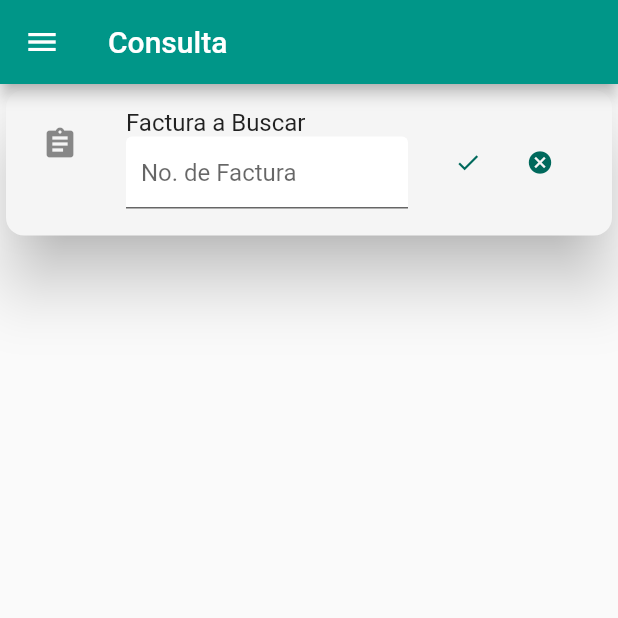
After one commit to cosetimx/factura, a Flutter app: the CunsultaView screen opened directly, on a phone screen of 412 x 824 dp, the top half of it. The commit adds this screen. Run offline on Flutter 3.47's test engine with Material 2 defaults, Android fonts, the phone set to English and light mode, and no system bars; our stand-ins replace fluttertoast; network calls fail; Roboto replaces fonts that are missing (Nunito).

Commit message:
10.10.50

```diff
--- /dev/null
+++ b/lib/buscador.dart
@@ -0,0 +1,330 @@
+import 'dart:core';
+import 'dart:io';
+
+import 'Globals.dart' as globals;
+import 'components/menu.component.dart';
+import 'package:fluttertoast/fluttertoast.dart';
+
+import 'login_page.dart';
+import 'dart:async' show Future, Timer;
+import 'dart:convert';
+import 'package:flutter/cupertino.dart';
+import 'package:flutter/material.dart';
+import 'package:flutter/painting.dart';
+import 'package:flutter/widgets.dart';
+import 'package:http/http.dart' as http;
+// import 'package:flutter_icons/flutter_icons.dart';
+
+String NOMBRE = "";
+
+// Login Data
+String passwd = globals.PASSWD;
+String USERLIS = globals.USERLIS;
+bool vacia = false;
+
+class Consulta {
+  String no_guia;
+  String status;
+  String accion;
+  String log;
+
+  Consulta({
+    required this.no_guia,
+    required this.status,
+    required this.accion,
+    required this.log,
+  });
+
+  factory Consulta.fromJson(Map<String, dynamic> parsedJson) {
+    return Consulta(
+        no_guia: parsedJson['no_guia'].toString(),
+        status: parsedJson['status'],
+        accion: parsedJson['accion'] ?? '',
+        log: parsedJson['log']);
+  }
+}
+
+class CunsultaView extends StatelessWidget {
+  static String tag = 'home-page';
+
+  @override
+  Widget build(BuildContext context) {
+    return Scaffold(
+      appBar: AppBar(
+        title: Text('Consulta',
+            style: TextStyle(
+              color: Colors.white,
+            )),
+      ),
+      drawer: XmobeMenu(),
+      body: Center(child: CunsultaMap()),
+    );
+  }
+}
+
+class CunsultaMap extends StatefulWidget {
+  State<CunsultaMap> createState() => CunsultaState();
+}
+
+class CunsultaState extends State<CunsultaMap> {
+  TextEditingController NoFact = TextEditingController(text: "");
+  TextEditingController controllerDescripcion = TextEditingController(text: "");
+  List<Consulta> Factura = [];
+
+  bool validdescripcion = false;
+  bool _isLoading = false;
+  bool cargado = false;
+
+  String factura = '';
+  HttpClient client = new HttpClient();
+  String descripcion = '';
+  String _Estatus = '';
+  @override
+  void initState() {
+    super.initState();
+  }
+
+  Future<void> _data(String factura) async {
+    _isLoading = true;
+    Factura = [];
+
+    String URLs =
+        "https://www.halcontracking.com/php/factura/consulta.php?fact=$factura";
+
+    print(URLs);
+    var response = await http.get(Uri.parse(URLs));
+
+    Map jsonResponse = json.decode(response.body);
+
+    print("Resultados $jsonResponse");
+    if (response.statusCode == 200) {
+      //   try {
+      if (jsonResponse['success'] == 1) {
+        Map<String, dynamic> datos = await jsonResponse['Result'];
+
+        Consulta factura = Consulta(
+            accion: jsonResponse['Result'][0]['accion'],
+            log: jsonResponse['Result'][0]['log'],
+            no_guia: jsonResponse['Result'][0]['no_guia'],
+            status: jsonResponse['Result'][0]['status']);
+
+        setState(() {
+          Factura.add(factura);
+        });
+      }
+      /*  } catch (e) {
+        print('Error $e');
+        showDialog(
+            context: context,
+            builder: (BuildContext context) {
+              return CupertinoAlertDialog(
+                  title: Text('Atención'),
+                  content: Text('Error $e'),
+                  actions: <Widget>[
+                    CupertinoDialogAction(
+                      child: Text('NO'),
+                      onPressed: () async {
+                        Navigator.of(context).pop();
+                        setState(() {});
+                      },
+                    ),
+                  ]);
+            });
+      } */
+    } else {
+      showDialog(
+          context: context,
+          builder: (BuildContext context) {
+            return CupertinoAlertDialog(
+                title: Text('Atención'),
+                content: Text('Error de Conexion'),
+                actions: <Widget>[
+                  CupertinoDialogAction(
+                    child: Text('NO'),
+                    onPressed: () async {
+                      Navigator.of(context).pop();
+                      setState(() {});
+                    },
+                  ),
+                ]);
+          });
+    }
+    setState(() {
+      _isLoading = false;
+    });
+  }
+
+  @override
+  Widget build(BuildContext context) {
+    final BotonConsulta = Container(
+        height: 105,
+        child: Card(
+            elevation: 18.0,
+            color: Colors.grey[100],
+            shape: RoundedRectangleBorder(
+              borderRadius: BorderRadius.circular(12.0),
+            ),
+            clipBehavior: Clip.antiAlias,
+            child: Padding(
+                padding: EdgeInsets.all(8.0),
+                child: ListTile(
+                    leading: Icon(Icons.assignment),
+                    title: Text("Factura a Buscar"),
+                    subtitle: TextField(
+                      controller: NoFact,
+                      keyboardType: TextInputType
+                          .text, //numberWithOptions(decimal: true),
+                      decoration: InputDecoration(
+                        hintText: 'No. de Factura',
+                        contentPadding:
+                            EdgeInsets.fromLTRB(10.0, 5.0, 10.0, 5.0),
+                        filled: true,
+                        fillColor: Colors.white,
+                      ),
+                      onChanged: (value) {
+                        NoFact = TextEditingController(text: value);
+                      },
+                    ),
+                    trailing: Row(mainAxisSize: MainAxisSize.min, children: [
+                      IconButton(
+                        iconSize: 18,
+                        icon: Icon(
+                          Icons.check,
+                          color: Colors.teal[800],
+                        ),
+                        onPressed: () {
+                          _data(NoFact.text);
+                        },
+                      ),
+                      IconButton(
+                        icon: Icon(
+                          Icons.cancel,
+                          color: Colors.teal[800],
+                        ),
+                        iconSize: 18,
+                        onPressed: () {
+                          setState(() {
+                            Factura = [];
+
+                            NoFact = TextEditingController(text: "");
+                          });
+                        },
+                      )
+                    ])))));
+
+    final List = ListView.builder(
+        physics: NeverScrollableScrollPhysics(),
+        shrinkWrap: true,
+        itemCount: Factura.length,
+        itemBuilder: (context, index) {
+          return Container(
+            height: 330,
+            child: Card(
+                elevation: 18.0,
+                color: Colors.grey[100],
+                shape: RoundedRectangleBorder(
+                  borderRadius: BorderRadius.circular(12.0),
+                ),
+                clipBehavior: Clip.antiAlias,
+                child: Padding(
+                    padding: EdgeInsets.all(8.0),
+                    child: SingleChildScrollView(
+                      child: Column(
+                          mainAxisAlignment: MainAxisAlignment.center,
+                          crossAxisAlignment: CrossAxisAlignment.center,
+                          children: [
+                            Column(
+                              crossAxisAlignment: CrossAxisAlignment.start,
+                              mainAxisAlignment: MainAxisAlignment.start,
+                              children: [
+                                Text(
+                                  'Guía',
+                                  style: TextStyle(
+                                      color: Colors.teal[800],
+                                      fontWeight: FontWeight.bold,
+                                      fontSize: 10.0),
+                                ),
+                                Text(
+                                  '${Factura[index].no_guia}',
+                                  style: TextStyle(
+                                    color: Colors.black,
+                                    fontSize: 12.0,
+                                    //  fontWeight: FontWeight.bold,
+                                  ),
+                                ),
+                                Text(
+                                  'Estatus',
+                                  textAlign: TextAlign.center,
+                                  style: TextStyle(
+                                      color: Colors.teal[800],
+                                      fontWeight: FontWeight.bold,
+                                      fontSize: 10.0),
+                                ),
+                                Text(
+                                  '${Factura[index].status}',
+                                  style: TextStyle(
+                                    fontSize: 12.0,
+                                    color: Colors.black,
+                                    // fontWeight: FontWeight.bold,
+                                  ),
+                                ),
+                                Text(
+                                  'Accion',
+                                  style: TextStyle(
+                                      color: Colors.teal[800],
+                                      fontWeight: FontWeight.bold,
+                                      fontSize: 10.0),
+                                ),
+                                Text(
+                                  '${Factura[index].accion}',
+                                  overflow: TextOverflow.ellipsis,
+                                  maxLines: 3,
+                                  softWrap: false,
+                                  style: TextStyle(
+                                    color: Colors.black,
+                                    fontSize: 12.0,
+                                    // fontWeight: FontWeight.bold,
+                                  ),
+                                ),
+                                Text(
+                                  'Log',
+                                  style: TextStyle(
+                                      color: Colors.teal[800],
+                                      fontWeight: FontWeight.bold,
+                                      fontSize: 10.0),
+                                ),
+                                Text(
+                                  '${Factura[index].log}',
+                                  overflow: TextOverflow.ellipsis,
+                                  maxLines: 3,
+                                  softWrap: false,
+                                  style: TextStyle(
+                                    color: Colors.black,
+                                    fontSize: 12.0,
+                                    // fontWeight: FontWeight.bold,
+                                  ),
+                                ),
+                              ],
+                            )
+                          ]),
+                    ))),
+          );
+        });
+
+    final body = Column(children: [
+      BotonConsulta,
+      Column(children: [List])
+    ]);
+
+    return Scaffold(
+      resizeToAvoidBottomInset: false,
+      body: Stack(children: <Widget>[
+        _isLoading
+            ? Center(
+                child: CircularProgressIndicator(),
+              )
+            : Stack(children: <Widget>[SingleChildScrollView(child: body)])
+      ]),
+    );
+  }
+}
--- a/pubspec.yaml
+++ b/pubspec.yaml
@@ -15,8 +15,7 @@ publish_to: 'none' # Remove this line if you wish to publish to pub.dev
 # In iOS, build-name is used as CFBundleShortVersionString while build-number used as CFBundleVersion.
 # Read more about iOS versioning at
 # https://developer.apple.com/library/archive/documentation/General/Reference/InfoPlistKeyReference/Articles/CoreFoundationKeys.html
-version: 1.10.30
-
+version: 1.10.50
 environment:
   sdk: ">=2.15.0-116.0.dev <3.0.0"
 
```
Also changed, not shown: lib/components/menu.component.dart (+17 -12 lines), lib/home_page.dart (+42 -5 lines), lib/login_page.dart (+10 -11 lines), pubspec.lock, 1 other file.
